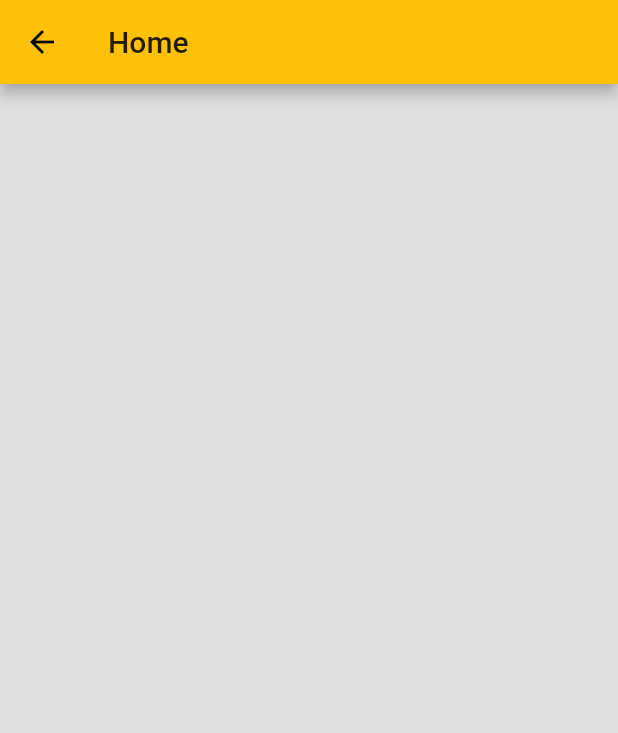
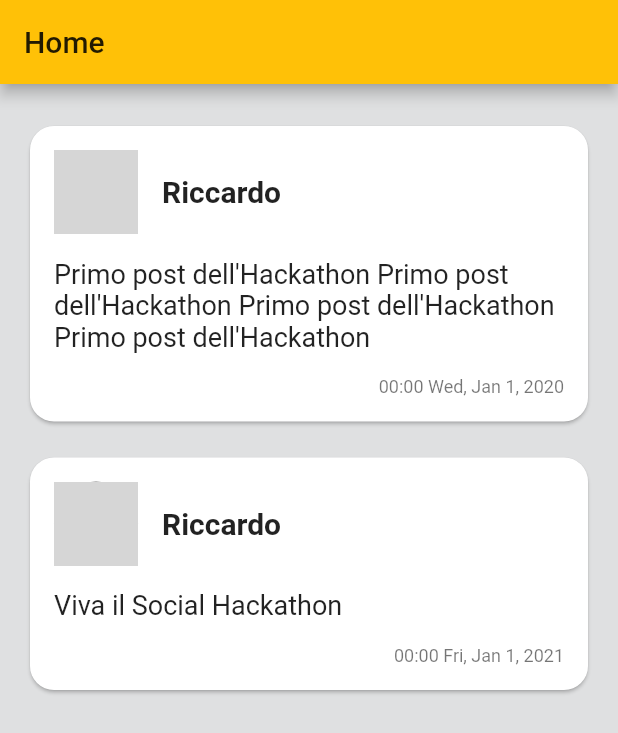
Before and after one commit to INDAPP/social_hackathon_umbria, a Flutter app: the Home screen opened directly, on a phone screen of 412 x 824 dp. Shown: the top 733 px of the screen. Run offline on Flutter 3.47's test engine with Material 2 defaults, Android fonts, the phone set to English and light mode, and no system bars; network calls fail; grey boxes are pictures that could not be loaded.

Commit message:
ListView Post Card

```diff
--- a/lib/app.dart
+++ b/lib/app.dart
@@ -1,11 +1,13 @@
 import 'package:flutter/material.dart';
+import 'package:social_hackathon_umbria/home.dart';
 import 'package:social_hackathon_umbria/login.dart';
 
 class App extends StatelessWidget {
   @override
   Widget build(BuildContext context) => MaterialApp(
         title: "Social Hackathon",
-        home: Login(),
+        //home: Login(), //TODO: ri-attivare
+        home: Home(),
         theme: _createTheme(),
       );
 
@@ -33,10 +35,10 @@ class App extends StatelessWidget {
     textTheme: TextTheme(
       bodyText1: TextStyle(
         fontSize: 20,
-        color: Colors.red.shade800,
+        fontWeight: FontWeight.bold,
       ),
       bodyText2: TextStyle(
-        fontSize: 24,
+        fontSize: 18,
       ),
       headline4: TextStyle(
         fontSize: 36,
--- a/lib/home.dart
+++ b/lib/home.dart
@@ -1,13 +1,83 @@
 import 'package:flutter/material.dart';
+import 'package:intl/intl.dart';
 import 'package:social_hackathon_umbria/model_post.dart';
+import 'package:social_hackathon_umbria/model_user.dart';
 
 class Home extends StatelessWidget {
+  final DateFormat _dateFormat = DateFormat.Hm().add_yMMMEd();
+
   @override
   Widget build(BuildContext context) => Scaffold(
         appBar: AppBar(
           title: Text("Home"),
         ),
+        body: _buildBody(context),
       );
+
+  Widget _buildBody(BuildContext context) => ListView.builder(
+        padding: const EdgeInsets.all(16),
+        itemCount: _mockPosts.length,
+        itemBuilder: _buildPostCard,
+      );
+
+  Widget _buildPostCard(BuildContext context, int index) {
+    final post = _mockPosts[index];
+    return Padding(
+      padding: const EdgeInsets.symmetric(vertical: 8),
+      child: Card(
+        shape: RoundedRectangleBorder(
+          borderRadius: BorderRadius.all(Radius.circular(16)),
+        ),
+        child: Container(
+          padding: const EdgeInsets.all(8),
+          child: Column(
+            crossAxisAlignment: CrossAxisAlignment.stretch,
+            children: [
+              Padding(
+                padding: const EdgeInsets.all(8.0),
+                child: Row(
+                  children: [
+                    Container(
+                      height: 56,
+                      width: 56,
+                      decoration: BoxDecoration(
+                        shape: BoxShape.circle,
+                        color: Theme.of(context).unselectedWidgetColor,
+                        image: DecorationImage(
+                          image: NetworkImage(post.user?.imageUrl ?? ""),
+                        ),
+                      ),
+                      //child: Image.network(post.user?.imageUrl ?? ""),
+                    ),
+                    SizedBox(width: 16),
+                    Text(
+                      post.user?.nickname ?? "Utente Anonimo",
+                      style: Theme.of(context).textTheme.bodyText1,
+                    ),
+                  ],
+                ),
+              ),
+              Padding(
+                padding: const EdgeInsets.all(8.0),
+                child: Text(
+                  post.content!,
+                  style: Theme.of(context).textTheme.bodyText2,
+                ),
+              ),
+              Padding(
+                padding: const EdgeInsets.all(8.0),
+                child: Text(
+                  _dateFormat.format(post.date),
+                  textAlign: TextAlign.end,
+                  style: Theme.of(context).textTheme.caption,
+                ),
+              ),
+            ],
+          ),
+        ),
+      ),
+    );
+  }
 }
 
 List<ModelPost> _mockPosts = [
@@ -15,12 +85,25 @@ List<ModelPost> _mockPosts = [
     id: "skdvbsfkv",
     date: DateTime(2020),
     authorId: "ksdvbvbws",
-    content: "Primo post dell'Hackathon",
+    content:
+        "Primo post dell'Hackathon Primo post dell'Hackathon Primo post dell'Hackathon Primo post dell'Hackathon",
+    user: User(
+      id: "0001",
+      nickname: "Riccardo",
+      imageUrl:
+          "https://scontent-mxp1-1.xx.fbcdn.net/v/t1.18169-1/p160x160/21106770_10213796302570902_9084681745243619287_n.jpg?_nc_cat=106&ccb=1-3&_nc_sid=dbb9e7&_nc_ohc=1qQmacXwVHIAX9JqN_r&_nc_ht=scontent-mxp1-1.xx&tp=6&oh=3a7282aedfe65ec722eef1f1b9a77b17&oe=60BADC9D",
+    ),
   ),
   ModelPost(
     id: "skdvbsfte",
     date: DateTime(2021),
     authorId: "ksdvbvbws",
     content: "Viva il Social Hackathon",
+    user: User(
+      id: "0001",
+      nickname: "Riccardo",
+      imageUrl:
+          "https://scontent-mxp1-1.xx.fbcdn.net/v/t1.18169-1/p160x160/21106770_10213796302570902_9084681745243619287_n.jpg?_nc_cat=106&ccb=1-3&_nc_sid=dbb9e7&_nc_ohc=1qQmacXwVHIAX9JqN_r&_nc_ht=scontent-mxp1-1.xx&tp=6&oh=3a7282aedfe65ec722eef1f1b9a77b17&oe=60BADC9D",
+    ),
   ),
 ];
--- a/lib/model_post.dart
+++ b/lib/model_post.dart
@@ -1,9 +1,12 @@
+import 'package:social_hackathon_umbria/model_user.dart';
+
 class ModelPost {
   final String id;
   final DateTime date;
   final String authorId;
   final String? content;
   final String? imageUrl;
+  final User? user;
 
   const ModelPost({
     required this.id,
@@ -11,5 +14,6 @@ class ModelPost {
     required this.authorId,
     this.content,
     this.imageUrl,
+    this.user,
   });
 }
--- /dev/null
+++ b/lib/model_user.dart
@@ -0,0 +1,11 @@
+class User {
+  final String id;
+  final String nickname;
+  final String? imageUrl;
+
+  User({
+    required this.id,
+    required this.nickname,
+    this.imageUrl,
+  });
+}
--- a/pubspec.yaml
+++ b/pubspec.yaml
@@ -23,6 +23,8 @@ environment:
 dependencies:
   flutter:
     sdk: flutter
+
+  intl: ^0.17.0
 
 
   # The following adds the Cupertino Icons font to your application.
```
Also changed, not shown: pubspec.lock.
